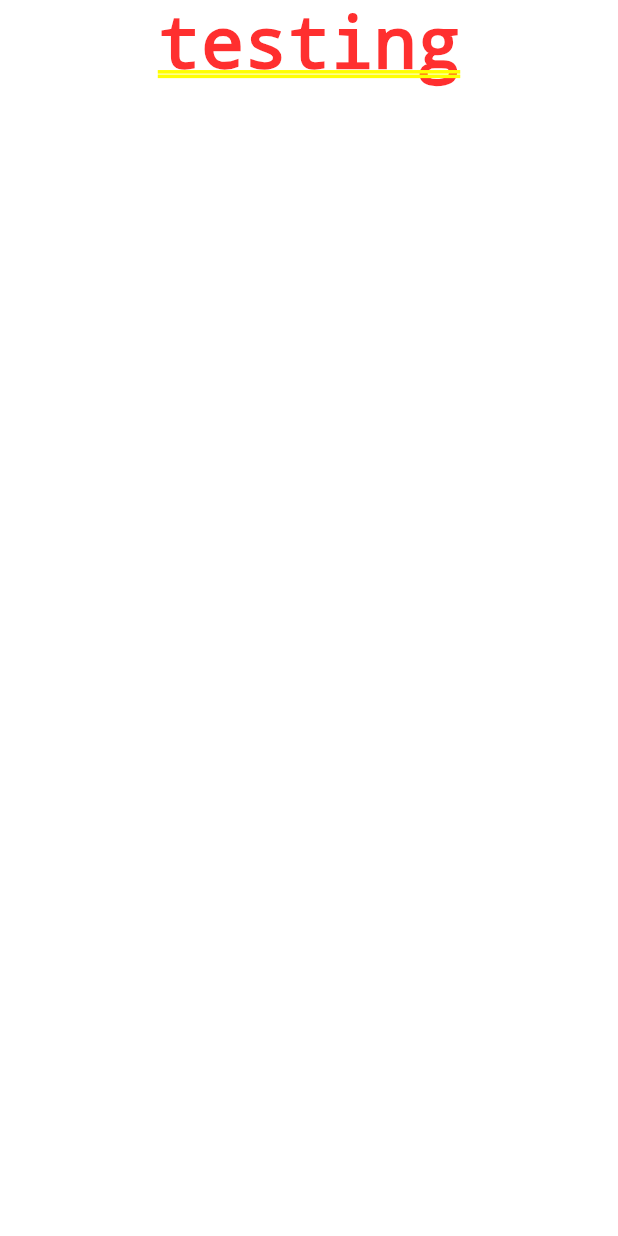
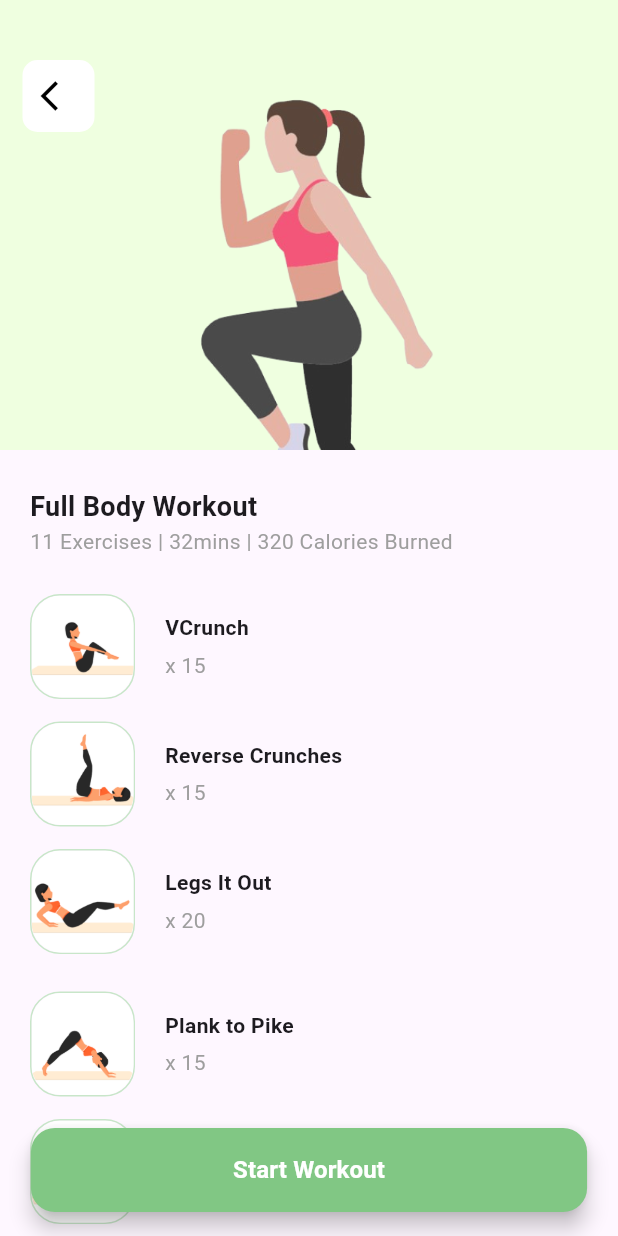
Before and after one commit to jessLijie/fitness-tracking, a Flutter app: the DiscoverPage screen opened directly, after a tap on "Full Body Workout", on a phone screen of 412 x 824 dp. Run offline on Flutter 3.47's test engine with Material 3 defaults, Android fonts, the light colour scheme and no system bars; our stand-ins replace cloud_firestore, firebase_auth, firebase_core, percent_indicator; accounts and stored records are empty.

Commit message:
add workout plan

```diff
--- a/lib/Discover/discover.dart
+++ b/lib/Discover/discover.dart
@@ -25,7 +25,7 @@ class Workout extends StatelessWidget {
             title: "Full Body Workout",
             description: "11 Exercises | 32 mins",
             image:  "assets/image/Discover/full_body.png",
-            route: 'Discover/fullbody' ,
+            route: 'Discover/fullbodyOverview' ,
 
           ),
           SizedBox(height: 30),
@@ -58,7 +58,7 @@ class WorkoutCard extends StatelessWidget {
   @override
 
   Widget build(BuildContext context) {
-  // Color color = Color.fromRGBO(239, 255, 224, 1.0);
+  Color color = Color.fromRGBO(239, 255, 224, 1.0);
 
     return GestureDetector(
       onTap: (){
@@ -70,7 +70,7 @@ class WorkoutCard extends StatelessWidget {
           width: MediaQuery.of(context).size.width - 30,
           padding: const EdgeInsets.all(25),
           decoration: BoxDecoration(
-            color: Color.fromARGB(255, 200, 230, 201),
+            color: color,
             borderRadius: BorderRadius.circular(10)),
          child: Row(
             children: [
--- a/lib/Discover/fullbody.dart
+++ /dev/null
@@ -1,21 +0,0 @@
-import 'package:flutter/material.dart';
-
-class Fullbody extends StatefulWidget {
-  const Fullbody({super.key});
-
-  @override
-  State<Fullbody> createState() => _FullbodyState();
-}
-
-class _FullbodyState extends State<Fullbody> {
-  @override
-  Widget build(BuildContext context) {
-    return SingleChildScrollView(
-      child: Column(
-        children: <Widget>[
-          const Text("testing"),
-        ]
-      )
-    );
-  }
-}
--- /dev/null
+++ b/lib/Discover/fullbodyOverview.dart
@@ -0,0 +1,214 @@
+import 'package:flutter/material.dart';
+
+class FullbodyOverview extends StatefulWidget {
+  const FullbodyOverview({super.key});
+
+  @override
+  State<FullbodyOverview> createState() => _FullbodyOverviewState();
+}
+
+class _FullbodyOverviewState extends State<FullbodyOverview> {
+  // Color color = Color.fromRGBO(11, 220, 132, 1.0);
+
+  @override
+  Widget build(BuildContext context) {
+    return Scaffold(
+      body: Stack(
+        children: <Widget>[
+          SingleChildScrollView(
+            child: Column(
+              children: [
+                SizedBox(
+                  height: 300,
+                  width: MediaQuery.of(context).size.width,
+                  child: Image.asset(
+                    'assets/image/Discover/full_body_bg.png',
+                    fit: BoxFit.fitHeight,
+                  ),
+                ),
+                const Align(
+                  alignment: Alignment.centerLeft,
+                  child: Padding(
+                    padding: EdgeInsets.symmetric(horizontal: 20),
+                    child: Column(
+                      crossAxisAlignment: CrossAxisAlignment.start,
+                      children: [
+                        SizedBox(height: 25),
+                        Text("Full Body Workout",
+                          style: TextStyle(
+                            fontWeight: FontWeight.bold,
+                            fontSize: 18
+                          ),
+                        ),
+                        Text("11 Exercises | 32mins | 320 Calories Burned",
+                          style: TextStyle(
+                            color: Colors.grey
+                          )
+                        ),
+                        SizedBox(height: 25),
+                        FullBodyCard(
+                          title: "VCrunch",
+                          amount: "x 15",
+                          image: "assets/image/Discover/FullBody/VCrunch.png"
+                        ),
+                        SizedBox(height: 15),
+                        FullBodyCard(
+                          title: "Reverse Crunches",
+                         amount: "x 15",
+                          image: "assets/image/Discover/FullBody/ReverseCrunch.png"
+                        ),
+                        SizedBox(height: 15),
+                        FullBodyCard(
+                          title: "Legs It Out",
+                          amount: "x 20",
+                          image: "assets/image/Discover/FullBody/LegsItOut.png"
+                        ),
+                        SizedBox(height: 25),
+                        FullBodyCard(
+                          title: "Plank to Pike",
+                          amount: "x 15",
+                          image: "assets/image/Discover/FullBody/plank_to_pike.png"
+                        ),
+                        SizedBox(height: 15),
+                        FullBodyCard(
+                          title: "Mountain Climbers",
+                         amount: "x 15",
+                          image: "assets/image/Discover/FullBody/mountain_climber.png"
+                        ),
+                        SizedBox(height: 15),
+                        FullBodyCard(
+                          title: "Plank Leg Up",
+                          amount: "x 20",
+                          image: "assets/image/Discover/FullBody/plank_leg_up.png"
+                        ),
+                        SizedBox(height: 15),
+                        FullBodyCard(
+                          title: "Flutter Kicks",
+                          amount: "x 20",
+                          image: "assets/image/Discover/FullBody/flutter_kicks.png"
+                        ),
+                        SizedBox(height: 25),
+                        FullBodyCard(
+                          title: "Hyper Extension Exercise",
+                          amount: "x 15",
+                          image: "assets/image/Discover/FullBody/hyper_extension_exercise.png"
+                        ),
+                        SizedBox(height: 15),
+                        FullBodyCard(
+                          title: "Prone Flutter Kicks",
+                         amount: "x 15",
+                          image: "assets/image/Discover/FullBody/prone_flutter_kicks.png"
+                        ),
+                        SizedBox(height: 15),
+                        FullBodyCard(
+                          title: "Superman Exercise",
+                          amount: "x 20",
+                          image: "assets/image/Discover/FullBody/superman_exercise.png"
+                        ),
+                        SizedBox(height: 80),
+                      ],
+                    ),
+                    ),
+                ),
+              ],
+            ),
+          ),
+          Positioned(
+            top: 40,
+            left: 15,
+            child: Container(
+              decoration: BoxDecoration(
+                color: Colors.white,
+                borderRadius: BorderRadius.circular(10)),
+              child: IconButton(
+                onPressed: () {
+                  Navigator.pop(context);
+                },
+                icon: const Icon(
+                  Icons.arrow_back_ios,
+                  color: Colors.black,
+                ),
+              ),
+            ),
+          ),
+        ],
+      ),
+      floatingActionButtonLocation: FloatingActionButtonLocation.centerFloat,
+      floatingActionButton: Container(
+        width: MediaQuery.of(context).size.width * 0.9, // Set the desired width
+        child: FloatingActionButton.extended(
+          onPressed: () {
+            Navigator.pushNamed(context, 'Discover/fullbodyWorkout');
+          },
+          backgroundColor: Colors.green[300],
+          label: const Text(
+            "Start Workout",
+            style: TextStyle(
+              color: Colors.white,
+              fontWeight: FontWeight.bold,
+              fontSize: 16),
+          ),
+        ),
+      ),
+    );
+  }
+}
+
+class FullBodyCard extends StatelessWidget {
+  final String title, amount, image;
+
+  const FullBodyCard({ Key? key, required this.title, required this.amount, required this.image})
+    :super(key: key);
+
+  @override
+
+  Widget build(BuildContext context) {
+
+    return GestureDetector(
+      onTap: (){
+        // Navigator.pushNamed(context, route);
+      },
+      child: Row(
+        children: [
+          Container(
+            height: 70,
+            width: 70,
+            decoration: BoxDecoration(
+              borderRadius: BorderRadius.circular(20),
+              border: Border.all(
+                color: Colors.green[100]!,
+                width: 1,
+              ),
+            ),
+            child: ClipRRect(
+              borderRadius: BorderRadius.circular(20),
+              child: Image.asset(
+                image,
+                height: 70,
+                width: 70,
+                fit: BoxFit.cover,
+              ),
+            ),
+          ),
+          const SizedBox(width: 20),
+          Column(
+            crossAxisAlignment: CrossAxisAlignment.start,
+            children:[
+              Text(title,
+              style: const TextStyle(
+                fontWeight: FontWeight.bold,
+                ),
+              ),
+              const SizedBox(height: 5),
+              Text(amount,
+                style: const TextStyle(
+                  color: Colors.grey,
+                  )
+              )
+            ]
+          ),
+        ]
+      )
+    );
+  }
+}
--- /dev/null
+++ b/lib/Discover/fullbodyWorkout.dart
@@ -0,0 +1,29 @@
+import 'package:flutter/material.dart';
+
+class FullbodyWorkout extends StatefulWidget {
+  const FullbodyWorkout({super.key});
+
+  @override
+  State<FullbodyWorkout> createState() => _FullbodyWorkoutState();
+}
+
+class _FullbodyWorkoutState extends State<FullbodyWorkout> {
+  @override
+  Widget build(BuildContext context) {
+    return Scaffold(
+      appBar: AppBar(title: const Text('Fullbody Workout')),
+      body: Column(
+        children: [
+          SizedBox(height: 50),
+          Center(
+            child: Image.asset(
+              "assets/image/Discover/FullBody_GIF/VCrunch.gif",
+              height: 250,
+              width: 250,
+            ),
+          ),
+        ],
+      )
+    );
+  }
+}
--- a/lib/Router/router.dart
+++ b/lib/Router/router.dart
@@ -1,11 +1,14 @@
-import 'package:fitness_tracking/Discover/fullbody.dart';
+import 'package:fitness_tracking/Discover/fullbodyOverview.dart';
+import 'package:fitness_tracking/Discover/fullbodyWorkout.dart';
 import 'package:flutter/material.dart';
 
 class Router{
   Route<dynamic> createRoute (RouteSettings settings){
     switch(settings.name){
-      case 'Discover/fullbody':
-         return MaterialPageRoute(builder: (context) => const Fullbody());
+      case 'Discover/fullbodyOverview':
+         return MaterialPageRoute(builder: (context) => const FullbodyOverview());
+      case 'Discover/fullbodyWorkout':
+         return MaterialPageRoute(builder: (context) => const FullbodyWorkout());
     }
 
     throw Exception('No route found for ${settings.name}');
--- a/pubspec.yaml
+++ b/pubspec.yaml
@@ -70,6 +70,8 @@ flutter:
   assets:
     - assets/image/
     - assets/image/Discover/
+    - assets/image/Discover/FullBody/
+    - assets/image/Discover/FullBody_GIF/
     - assets/image/salad.jpg
 
 
```
Also changed, not shown: assets/image/Discover/FullBody/LegsItOut.png (added), assets/image/Discover/FullBody/ReverseCrunch.png (added), assets/image/Discover/FullBody/VCrunch.png (added), assets/image/Discover/FullBody/flutter_kicks.png (added), assets/image/Discover/FullBody/hyper_extension_exercise.png (added), assets/image/Discover/FullBody/mountain_climber.png (added), assets/image/Discover/FullBody/plank_leg_up.png (added), assets/image/Discover/FullBody/plank_to_pike.png (added), assets/image/Discover/FullBody/prone_flutter_kicks.png (added), assets/image/Discover/FullBody/superman_exercise.png (added), assets/image/Discover/FullBody_GIF/VCrunch.gif (added), assets/image/Discover/full_body_bg.png (added), lib/Providers/time_provider.dart (added), 1 other file.
